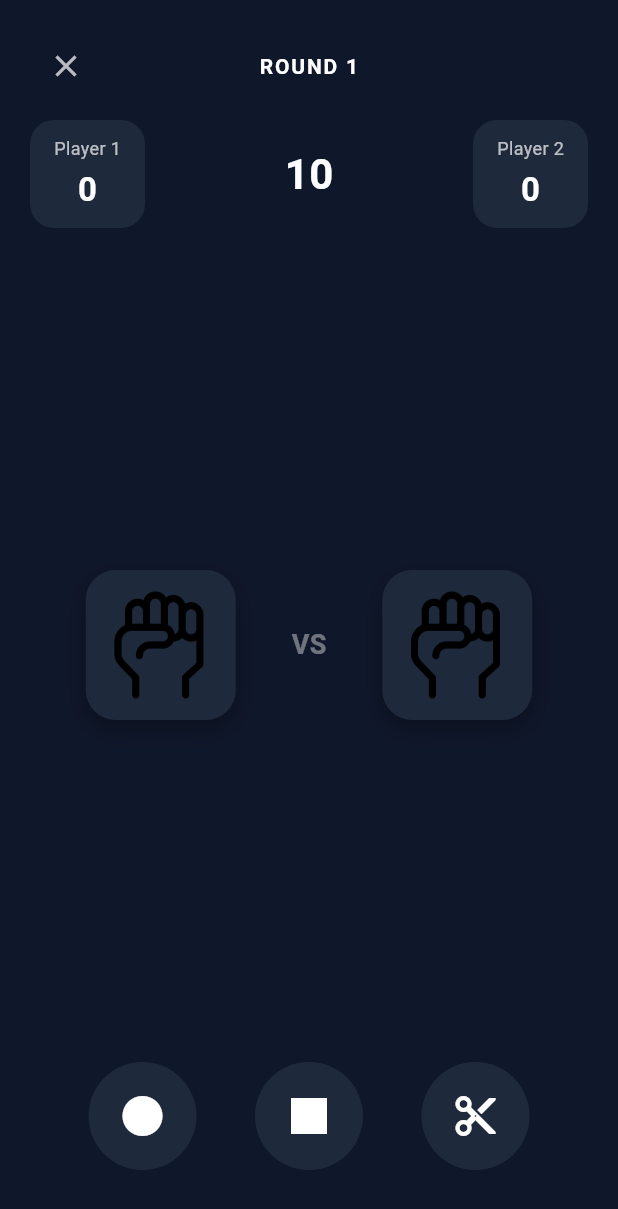
After one commit to Brucejr777/rps-arena-project, a Flutter app: the StandardGameplayScreen screen opened directly, on a phone screen of 412 x 824 dp. The commit adds this screen. Shown: the top 1209 px of the screen. Run offline on Flutter 3.47's test engine with Material 3 defaults, Android fonts, the phone set to English and light mode, and no system bars.

Commit message:
T10: build StandardGameplayScreen widget

```diff
--- /dev/null
+++ b/lib/features/match/widgets/standard_gameplay_screen.dart
@@ -0,0 +1,198 @@
+import 'package:flutter/material.dart';
+import '../../../core/theme/app_colors.dart';
+
+class StandardGameplayScreen extends StatefulWidget {
+  const StandardGameplayScreen({super.key});
+
+  @override
+  State<StandardGameplayScreen> createState() =>
+      _StandardGameplayScreenState();
+}
+
+class _StandardGameplayScreenState extends State<StandardGameplayScreen> {
+  // Placeholder state — will be replaced by MatchEngine/Riverpod in T11-T18
+  int player1Score = 0;
+  int player2Score = 0;
+  int currentRound = 1;
+  int selectionTimer = 10;
+  String? selectedMove;
+
+  void _selectMove(String move) {
+    setState(() {
+      selectedMove = move;
+    });
+  }
+
+  Widget _handImage(String? move, {required bool isPlayer}) {
+    final asset = move == null
+        ? 'assets/images/placeholders/placeholder_rock.png' // neutral placeholder
+        : 'assets/images/placeholders/placeholder_$move.png';
+    return Container(
+      width: 100,
+      height: 100,
+      decoration: BoxDecoration(
+        color: AppColors.surface,
+        borderRadius: BorderRadius.circular(20),
+        boxShadow: [
+          BoxShadow(
+            color: Colors.black.withValues(alpha: 0.3),
+            blurRadius: 12,
+            offset: const Offset(0, 6),
+          ),
+        ],
+      ),
+      padding: const EdgeInsets.all(12),
+      child: Image.asset(asset, fit: BoxFit.contain),
+    );
+  }
+
+  Widget _moveButton(String move, IconData icon) {
+    final isSelected = selectedMove == move;
+    return GestureDetector(
+      onTap: selectedMove == null ? () => _selectMove(move) : null,
+      child: AnimatedScale(
+        scale: isSelected ? 1.1 : 1.0,
+        duration: const Duration(milliseconds: 150),
+        child: Container(
+          width: 72,
+          height: 72,
+          decoration: BoxDecoration(
+            gradient: isSelected
+                ? AppColors.accentGradient(AppColors.defaultAccent)
+                : null,
+            color: isSelected ? null : AppColors.surface,
+            shape: BoxShape.circle,
+            boxShadow: isSelected
+                ? [
+                    BoxShadow(
+                      color: AppColors.defaultAccent.withValues(alpha: 0.5),
+                      blurRadius: 16,
+                      spreadRadius: 2,
+                    ),
+                  ]
+                : [],
+          ),
+          child: Icon(icon, color: Colors.white, size: 32),
+        ),
+      ),
+    );
+  }
+
+  @override
+  Widget build(BuildContext context) {
+    return Scaffold(
+      backgroundColor: AppColors.background,
+      body: SafeArea(
+        child: Padding(
+          padding: const EdgeInsets.all(20),
+          child: Column(
+            children: [
+              // Top row: exit control + round indicator
+              Row(
+                mainAxisAlignment: MainAxisAlignment.spaceBetween,
+                children: [
+                  IconButton(
+                    icon: const Icon(Icons.close, color: Colors.white70),
+                    onPressed: () {
+                      // Pause-exit overlay comes in T10A
+                    },
+                  ),
+                  Text(
+                    'ROUND $currentRound',
+                    style: const TextStyle(
+                      color: AppColors.primaryText,
+                      fontWeight: FontWeight.bold,
+                      letterSpacing: 1.2,
+                    ),
+                  ),
+                  const SizedBox(width: 48), // balance the row
+                ],
+              ),
+              const SizedBox(height: 12),
+
+              // Player names + scores
+              Row(
+                mainAxisAlignment: MainAxisAlignment.spaceBetween,
+                children: [
+                  _playerScoreCard('Player 1', player1Score),
+                  Column(
+                    children: [
+                      Text(
+                        '$selectionTimer',
+                        style: TextStyle(
+                          color: selectionTimer <= 5
+                              ? AppColors.red
+                              : AppColors.primaryText,
+                          fontSize: 28,
+                          fontWeight: FontWeight.bold,
+                        ),
+                      ),
+                    ],
+                  ),
+                  _playerScoreCard('Player 2', player2Score),
+                ],
+              ),
+
+              const Spacer(),
+
+              // Hands
+              Row(
+                mainAxisAlignment: MainAxisAlignment.spaceEvenly,
+                children: [
+                  _handImage(selectedMove, isPlayer: true),
+                  Text(
+                    'VS',
+                    style: TextStyle(
+                      color: Colors.white.withValues(alpha: 0.4),
+                      fontWeight: FontWeight.bold,
+                      fontSize: 18,
+                    ),
+                  ),
+                  _handImage(null, isPlayer: false), // hidden until reveal
+                ],
+              ),
+
+              const Spacer(),
+
+              // Move buttons
+              Row(
+                mainAxisAlignment: MainAxisAlignment.spaceEvenly,
+                children: [
+                  _moveButton('rock', Icons.circle),
+                  _moveButton('paper', Icons.square),
+                  _moveButton('scissors', Icons.content_cut),
+                ],
+              ),
+              const SizedBox(height: 24),
+            ],
+          ),
+        ),
+      ),
+    );
+  }
+
+  Widget _playerScoreCard(String name, int score) {
+    return Container(
+      padding: const EdgeInsets.symmetric(horizontal: 16, vertical: 10),
+      decoration: BoxDecoration(
+        color: AppColors.surface,
+        borderRadius: BorderRadius.circular(16),
+      ),
+      child: Column(
+        children: [
+          Text(name,
+              style: const TextStyle(color: Colors.white70, fontSize: 12)),
+          const SizedBox(height: 4),
+          Text(
+            '$score',
+            style: const TextStyle(
+              color: AppColors.primaryText,
+              fontSize: 22,
+              fontWeight: FontWeight.bold,
+            ),
+          ),
+        ],
+      ),
+    );
+  }
+}
--- a/lib/main.dart
+++ b/lib/main.dart
@@ -115,7 +115,6 @@ class _MyHomePageState extends State<MyHomePage> {
               '$_counter',
               style: Theme.of(context).textTheme.headlineMedium,
             ),
-
           ],
         ),
       ),
```
